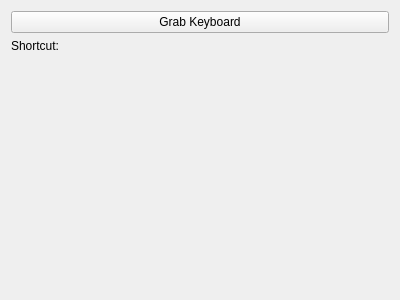
Above: plugins/Commands/Shortcut/createshortcutcommandwidget.ui from KDE/simon before the change. Below: the same form after it.
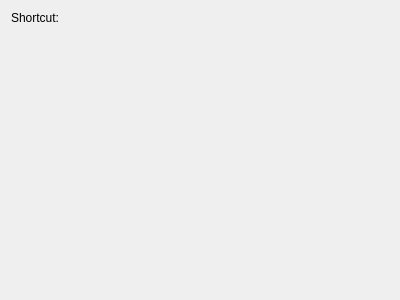
That is the form after the change. Custom widgets are drawn as their Qt base class.

Commit message: Changed most of the forms to QFormLayout (to have the labels aligned properly), added a check if the devices changed to the soundsettings, fixed a couple of bugs in the wordlistmanager and improved the addwordresolvepage

The edit to the form file:
```diff
--- a/plugins/Commands/Shortcut/createshortcutcommandwidget.ui
+++ b/plugins/Commands/Shortcut/createshortcutcommandwidget.ui
@@ -14,27 +14,16 @@
   </property>
   <layout class="QVBoxLayout" name="verticalLayout" >
    <item>
-    <widget class="QPushButton" name="pbGrabKeyboard" >
-     <property name="text" >
-      <string>Grab Keyboard</string>
-     </property>
-     <property name="checkable" >
-      <bool>true</bool>
-     </property>
-    </widget>
-   </item>
-   <item>
-    <layout class="QHBoxLayout" name="horizontalLayout" >
-     <item>
+    <layout class="QFormLayout" name="formLayout" >
+     <item row="0" column="0" >
       <widget class="QLabel" name="label_2" >
        <property name="text" >
         <string>Shortcut:</string>
        </property>
       </widget>
      </item>
-     <item>
-      <widget class="KKeySequenceWidget" name="ksShortcut" >
-      </widget>
+     <item row="0" column="1" >
+      <widget class="KKeySequenceWidget" name="ksShortcut" />
      </item>
     </layout>
    </item>
```
The commit also changes 21 other files.
